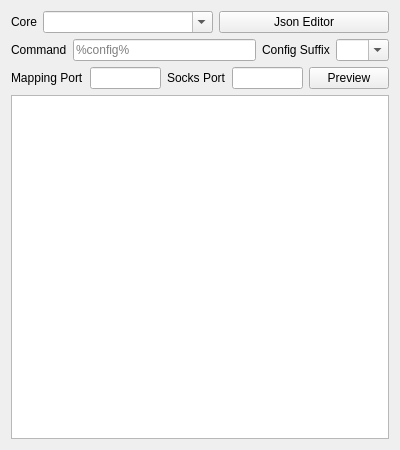
The window that ui/edit/edit_custom.ui (MatsuriDayo/nekoray) describes before a commit, drawn with Qt 5.
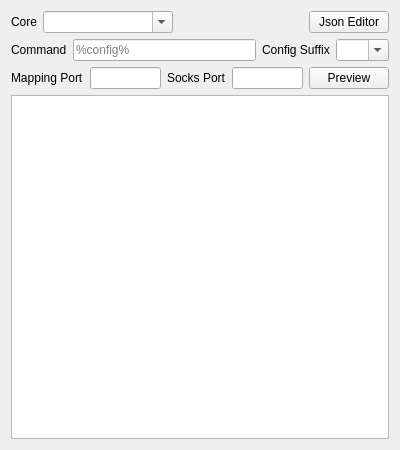
The same window after the commit.

```diff
--- a/ui/edit/edit_custom.ui
+++ b/ui/edit/edit_custom.ui
@@ -31,13 +31,38 @@
      </item>
      <item>
       <widget class="QComboBox" name="core">
+       <property name="sizePolicy">
+        <sizepolicy hsizetype="Expanding" vsizetype="Fixed">
+         <horstretch>0</horstretch>
+         <verstretch>0</verstretch>
+        </sizepolicy>
+       </property>
        <property name="editable">
         <bool>true</bool>
        </property>
       </widget>
      </item>
+     <item>
+      <spacer name="horizontalSpacer">
+       <property name="orientation">
+        <enum>Qt::Horizontal</enum>
+       </property>
+       <property name="sizeHint" stdset="0">
+        <size>
+         <width>40</width>
+         <height>20</height>
+        </size>
+       </property>
+      </spacer>
+     </item>
      <item>
       <widget class="QPushButton" name="as_json">
+       <property name="sizePolicy">
+        <sizepolicy hsizetype="Maximum" vsizetype="Fixed">
+         <horstretch>0</horstretch>
+         <verstretch>0</verstretch>
+        </sizepolicy>
+       </property>
        <property name="text">
         <string>Json Editor</string>
        </property>
```
